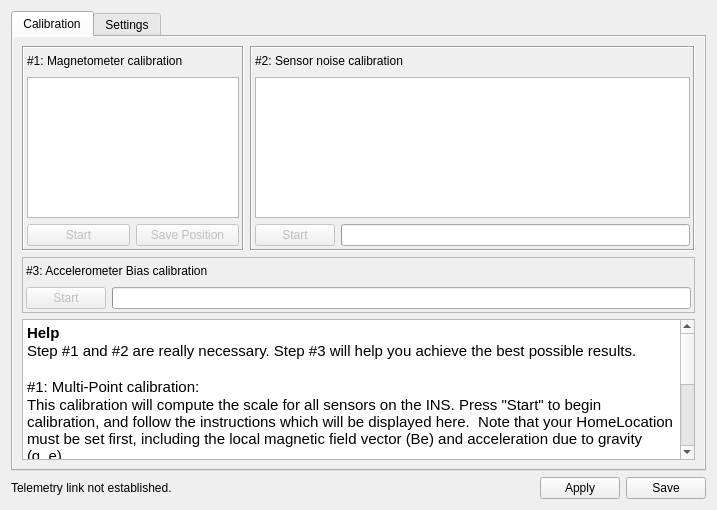
Old version of the form ground/openpilotgcs/src/plugins/config/revosensors.ui in the repository openpilot/OpenPilot.
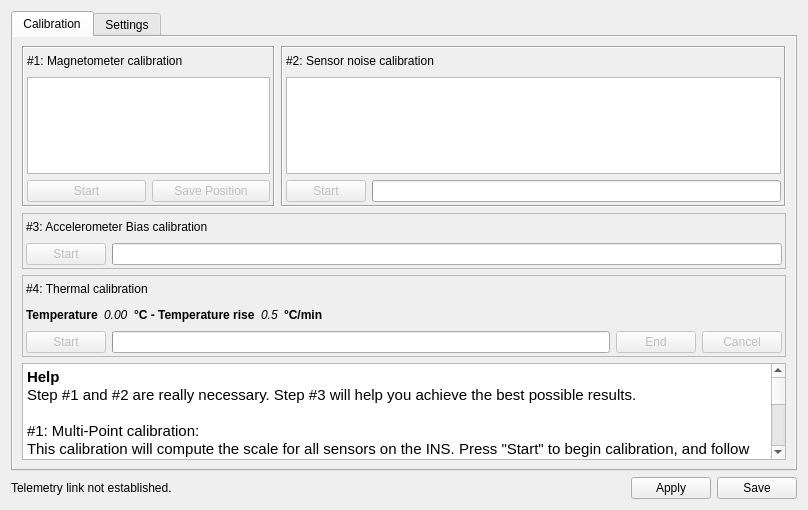
New version of the form. The open tabs and pages were chosen to show the change. Icons and pictures are not drawn.

Commit message: OP-1150 UI for thermal calibration: Adding UI design

Diff of the .ui file:
```diff
--- a/ground/openpilotgcs/src/plugins/config/revosensors.ui
+++ b/ground/openpilotgcs/src/plugins/config/revosensors.ui
@@ -6,7 +6,7 @@
    <rect>
     <x>0</x>
     <y>0</y>
-    <width>649</width>
+    <width>808</width>
     <height>510</height>
    </rect>
   </property>
@@ -29,7 +29,7 @@
       <attribute name="title">
        <string>Calibration</string>
       </attribute>
-      <layout class="QVBoxLayout" name="verticalLayout_7" stretch="0,0,0">
+      <layout class="QVBoxLayout" name="verticalLayout_7" stretch="0,0,0,0">
        <item>
         <layout class="QHBoxLayout" name="sixPointLayout" stretch="1,2">
          <item>
@@ -296,6 +296,196 @@
          </item>
         </layout>
        </item>
+       <item>
+        <layout class="QHBoxLayout" name="sensorNoiseLayout">
+         <item>
+          <widget class="QFrame" name="frame_3">
+           <property name="frameShape">
+            <enum>QFrame::StyledPanel</enum>
+           </property>
+           <property name="frameShadow">
+            <enum>QFrame::Raised</enum>
+           </property>
+           <layout class="QVBoxLayout" name="verticalLayout_2">
+            <property name="leftMargin">
+             <number>3</number>
+            </property>
+            <property name="topMargin">
+             <number>3</number>
+            </property>
+            <property name="rightMargin">
+             <number>3</number>
+            </property>
+            <property name="bottomMargin">
+             <number>3</number>
+            </property>
+            <item>
+             <layout class="QVBoxLayout" name="verticalLayout_thermalbias">
+              <item>
+               <layout class="QHBoxLayout" name="horizontalLayout_thermalbias">
+                <item>
+                 <widget class="QLabel" name="label_thermalbias">
+                  <property name="font">
+                   <font>
+                    <weight>50</weight>
+                    <bold>false</bold>
+                   </font>
+                  </property>
+                  <property name="text">
+                   <string>#4: Thermal calibration</string>
+                  </property>
+                 </widget>
+                </item>
+                <item>
+                 <spacer name="horizontalSpacer_thermalbias">
+                  <property name="orientation">
+                   <enum>Qt::Horizontal</enum>
+                  </property>
+                  <property name="sizeHint" stdset="0">
+                   <size>
+                    <width>40</width>
+                    <height>20</height>
+                   </size>
+                  </property>
+                 </spacer>
+                </item>
+               </layout>
+              </item>
+              <item>
+               <layout class="QHBoxLayout" name="horizontalLayout_thermalbias">
+                <item>
+                 <widget class="QLabel" name="label_temperature">
+                  <property name="font">
+                   <font>
+                    <weight>75</weight>
+                    <bold>true</bold>
+                   </font>
+                  </property>
+                  <property name="text">
+                   <string>Temperature</string>
+                  </property>
+                 </widget>
+                </item>
+                <item>
+                 <widget class="QLabel" name="textTemperature">
+                  <property name="font">
+                   <font>
+                    <weight>50</weight>
+                    <italic>true</italic>
+                    <bold>false</bold>
+                   </font>
+                  </property>
+                  <property name="text">
+                   <string>0.00</string>
+                  </property>
+                 </widget>
+                </item>
+                <item>
+                 <widget class="QLabel" name="label_thermalGradient">
+                  <property name="font">
+                   <font>
+                    <weight>75</weight>
+                    <bold>true</bold>
+                   </font>
+                  </property>
+                  <property name="text">
+                   <string>°C - Temperature rise</string>
+                  </property>
+                 </widget>
+                </item>
+                <item>
+                 <widget class="QLabel" name="textThermalGradient">
+                  <property name="font">
+                   <font>
+                    <weight>50</weight>
+                    <italic>true</italic>
+                    <bold>false</bold>
+                   </font>
+                  </property>
+                  <property name="text">
+                   <string>0.5</string>
+                  </property>
+                 </widget>
+                </item>
+                <item>
+                 <widget class="QLabel" name="label_thermalGradient">
+                  <property name="font">
+                   <font>
+                    <weight>75</weight>
+                    <bold>true</bold>
+                   </font>
+                  </property>
+                  <property name="text">
+                   <string>°C/min</string>
+                  </property>
+                 </widget>
+                </item>
+                <item>
+                 <spacer name="horizontalSpacer_thermalbias">
+                  <property name="orientation">
+                   <enum>Qt::Horizontal</enum>
+                  </property>
+                  <property name="sizeHint" stdset="0">
+                   <size>
+                    <width>40</width>
+                    <height>20</height>
+                   </size>
+                  </property>
+                 </spacer>
+                </item>
+               </layout>
+              </item>
+              <item>
+               <layout class="QHBoxLayout" name="horizontalLayout_thermalbias2">
+                <item>
+                 <widget class="QPushButton" name="ThermalBiasStart">
+                  <property name="enabled">
+                   <bool>false</bool>
+                  </property>
+                  <property name="text">
+                   <string>Start</string>
+                  </property>
+                 </widget>
+                </item>
+                <item>
+                 <widget class="QProgressBar" name="ProgressThermalBias">
+                  <property name="value">
+                   <number>0</number>
+                  </property>
+                  <property name="textVisible">
+                   <bool>false</bool>
+                  </property>
+                 </widget>
+                </item>
+                <item>
+                 <widget class="QPushButton" name="ThermalBiasEnd">
+                  <property name="enabled">
+                   <bool>false</bool>
+                  </property>
+                  <property name="text">
+                   <string>End</string>
+                  </property>
+                 </widget>
+                </item>
+                <item>
+                 <widget class="QPushButton" name="ThermalBiasCancel">
+                  <property name="enabled">
+                   <bool>false</bool>
+                  </property>
+                  <property name="text">
+                   <string>Cancel</string>
+                  </property>
+                 </widget>
+                </item>
+            </layout>
+              </item>
+             </layout>
+            </item>
+           </layout>
+          </widget>
+         </item>
+        </layout>
+       </item>
        <item>
         <widget class="QTextEdit" name="sixPointCalibInstructions">
          <property name="toolTip">
@@ -308,7 +498,7 @@
           <string>&lt;!DOCTYPE HTML PUBLIC &quot;-//W3C//DTD HTML 4.0//EN&quot; &quot;http://www.w3.org/TR/REC-html40/strict.dtd&quot;&gt;
 &lt;html&gt;&lt;head&gt;&lt;meta name=&quot;qrichtext&quot; content=&quot;1&quot; /&gt;&lt;style type=&quot;text/css&quot;&gt;
 p, li { white-space: pre-wrap; }
-&lt;/style&gt;&lt;/head&gt;&lt;body style=&quot; font-family:'MS Shell Dlg 2'; font-size:8.25pt; font-weight:400; font-style:normal;&quot;&gt;
+&lt;/style&gt;&lt;/head&gt;&lt;body style=&quot; font-family:'Sans Serif'; font-size:9pt; font-weight:400; font-style:normal;&quot;&gt;
 &lt;table border=&quot;0&quot; style=&quot;-qt-table-type: root; margin-top:4px; margin-bottom:4px; margin-left:4px; margin-right:4px;&quot;&gt;
 &lt;tr&gt;
 &lt;td style=&quot;border: none;&quot;&gt;
```
Left out of the diff: 46 changed lines with no effect on the pictures.
